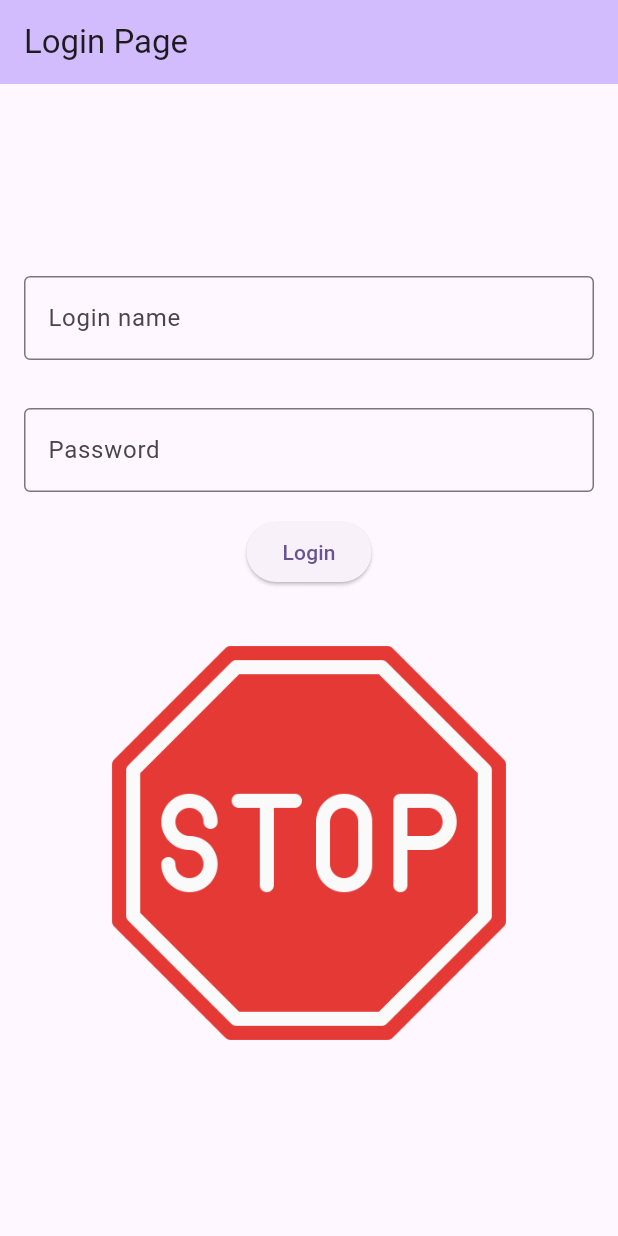
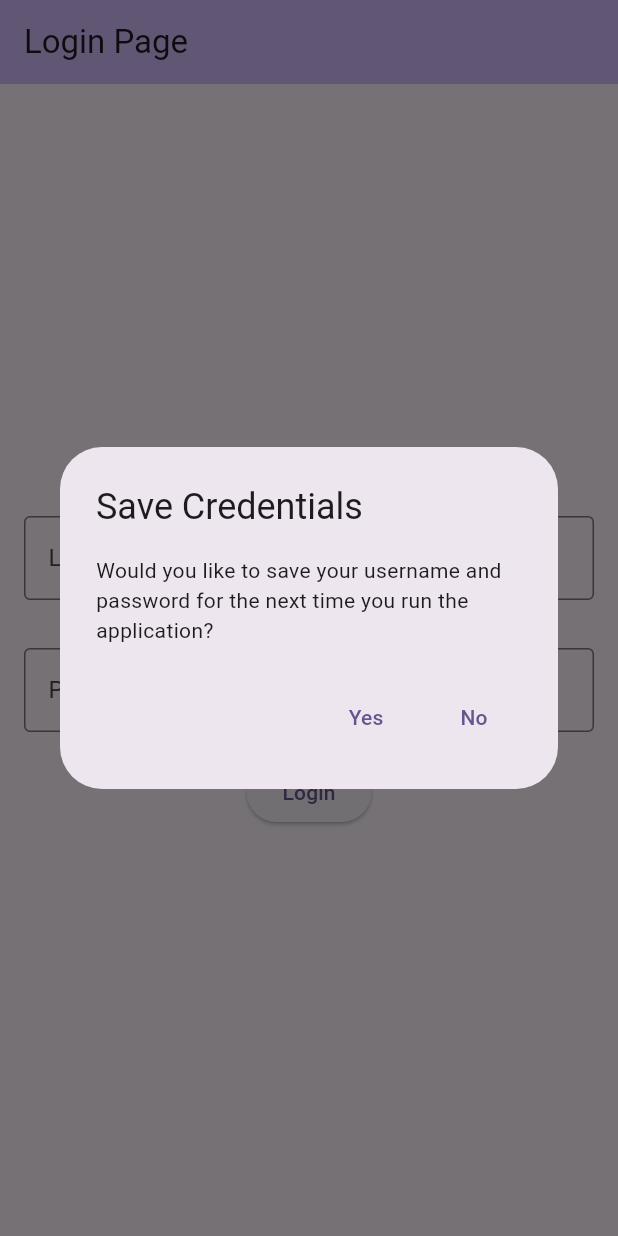
Before and after one commit to ARMAAN-PERSONAL/CST2334_FinalProject, a Flutter app: the screen it shows after launch, after a tap on "Login", on a phone screen of 412 x 824 dp. Run offline on Flutter 3.47's test engine with Material 3 defaults, Android fonts, the phone set to English and light mode, and no system bars; our stand-ins replace flutter_secure_storage.

Commit message:
Completed lab 4

```diff
--- a/lib/main.dart
+++ b/lib/main.dart
@@ -1,4 +1,5 @@
 import 'package:flutter/material.dart';
+import 'package:flutter_secure_storage/flutter_secure_storage.dart';
 
 void main() {
   runApp(const MyApp());
@@ -34,8 +35,85 @@ class _MyHomePageState extends State<MyHomePage> {
   final TextEditingController _loginController = TextEditingController();
   final TextEditingController _passwordController = TextEditingController();
 
-  // Initial image source set to the question mark image
-  String imageSource = 'lib/images/questionmark.png';
+  // Secure storage instance for encrypted data
+  final FlutterSecureStorage _secureStorage = const FlutterSecureStorage();
+
+  @override
+  void initState() {
+    super.initState();
+    _loadCredentials();
+  }
+
+  // Load credentials from secure storage
+  void _loadCredentials() async {
+    String? username = await _secureStorage.read(key: 'username');
+    String? password = await _secureStorage.read(key: 'password');
+
+    if (username != null && password != null) {
+      setState(() {
+        _loginController.text = username;
+        _passwordController.text = password;
+      });
+      // Show Snackbar with Undo action
+      _showSnackbarWithUndo();
+    }
+  }
+
+  void _showSnackbarWithUndo() {
+    final snackBar = SnackBar(
+      content: const Text('Previous login details loaded'),
+      action: SnackBarAction(
+        label: 'Undo',
+        onPressed: () {
+          setState(() {
+            _loginController.clear();
+            _passwordController.clear();
+          });
+        },
+      ),
+    );
+    ScaffoldMessenger.of(context).showSnackBar(snackBar);
+  }
+
+  void _showSaveDialog() {
+    showDialog(
+      context: context,
+      builder: (BuildContext context) {
+        return AlertDialog(
+          title: const Text('Save Credentials'),
+          content: const Text('Would you like to save your username and password for the next time you run the application?'),
+          actions: [
+            TextButton(
+              onPressed: () {
+                _saveCredentials();
+                Navigator.of(context).pop();
+              },
+              child: const Text('Yes'),
+            ),
+            TextButton(
+              onPressed: () {
+                _clearCredentials();
+                Navigator.of(context).pop();
+              },
+              child: const Text('No'),
+            ),
+          ],
+        );
+      },
+    );
+  }
+
+  void _saveCredentials() async {
+    String username = _loginController.text;
+    String password = _passwordController.text;
+    await _secureStorage.write(key: 'username', value: username);
+    await _secureStorage.write(key: 'password', value: password);
+  }
+
+  void _clearCredentials() async {
+    await _secureStorage.delete(key: 'username');
+    await _secureStorage.delete(key: 'password');
+  }
 
   @override
   void dispose() {
@@ -60,7 +138,7 @@ class _MyHomePageState extends State<MyHomePage> {
               padding: const EdgeInsets.all(16.0),
               child: TextField(
                 controller: _loginController,
-                decoration: InputDecoration(
+                decoration: const InputDecoration(
                   labelText: 'Login name',
                   border: OutlineInputBorder(),
                 ),
@@ -72,7 +150,7 @@ class _MyHomePageState extends State<MyHomePage> {
               child: TextField(
                 controller: _passwordController,
                 obscureText: true, // Hides the input
-                decoration: InputDecoration(
+                decoration: const InputDecoration(
                   labelText: 'Password',
                   border: OutlineInputBorder(),
                 ),
@@ -81,25 +159,10 @@ class _MyHomePageState extends State<MyHomePage> {
             // Login ElevatedButton
             ElevatedButton(
               onPressed: () {
-                setState(() {
-                  // Read the password input
-                  String enteredPassword = _passwordController.text;
-                  // Change the image based on password input
-                  if (enteredPassword == "QWERTY123") {
-                    imageSource = "lib/images/idea.png"; // Path to the light bulb image
-                  } else {
-                    imageSource = "lib/images/stop.png"; // Path to the stop sign image
-                  }
-                });
+                // Show dialog to ask if user wants to save credentials
+                _showSaveDialog();
               },
               child: const Text('Login'),
-            ),
-            const SizedBox(height: 20),
-            // Display the image based on current imageSource
-            Image.asset(
-              imageSource,
-              width: 300,
-              height: 300,
             ),
           ],
         ),
--- a/pubspec.yaml
+++ b/pubspec.yaml
@@ -12,6 +12,7 @@ dependencies:
   flutter:
     sdk: flutter
   cupertino_icons: ^1.0.8
+  flutter_secure_storage: ^5.0.2  # Add this dependency for secure storage
 
 dev_dependencies:
   flutter_test:
```
Also changed, not shown: pubspec.lock, 5 other files.
